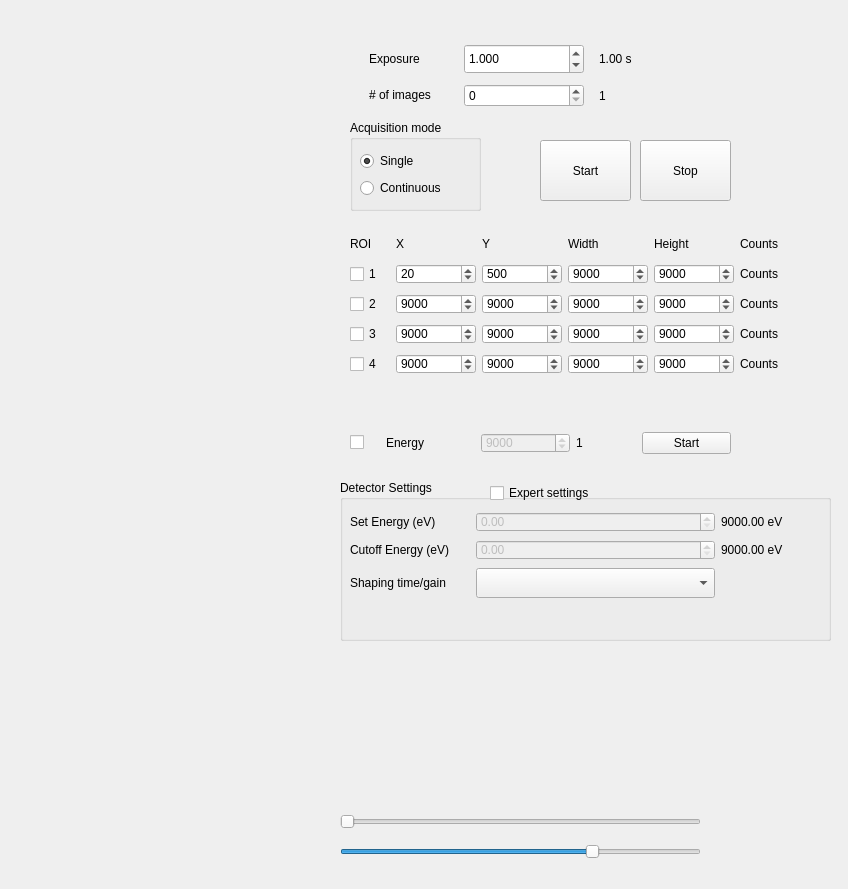
This is isstools/ui/ui_pilatus.ui in NSLS-II-ISS/isstools as Qt 5 draws it before an edit. The edited form follows.
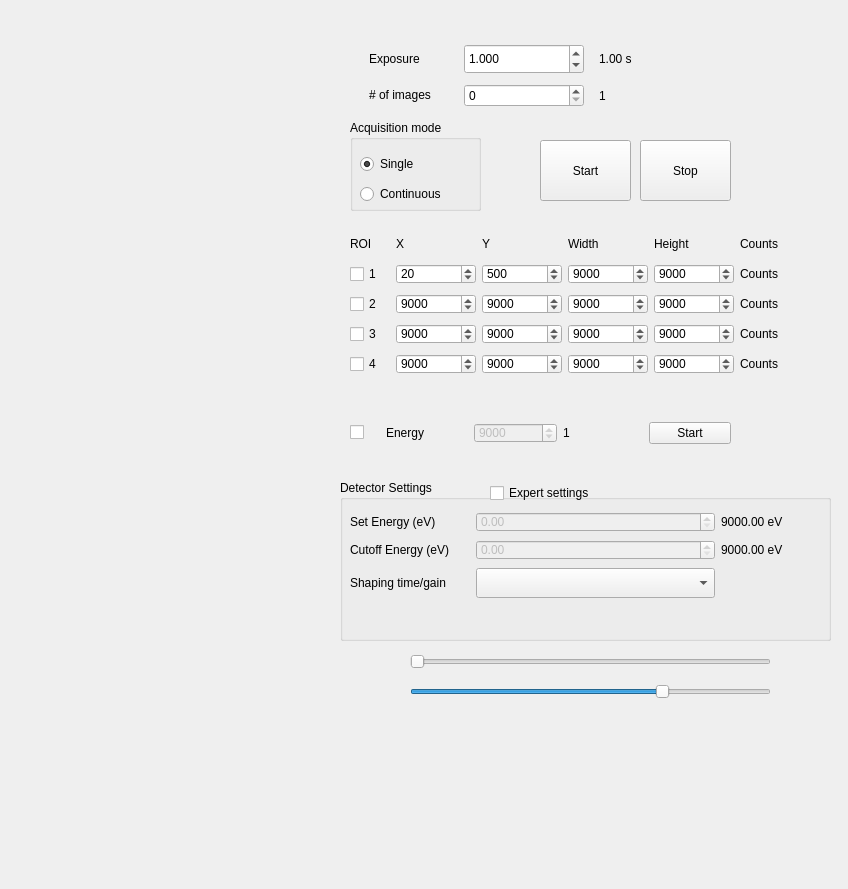
This is the edited form.

Commit message: updated pilatus widget

```diff
--- a/isstools/ui/ui_pilatus.ui
+++ b/isstools/ui/ui_pilatus.ui
@@ -141,7 +141,7 @@
       <x>10</x>
       <y>30</y>
       <width>111</width>
-      <height>51</height>
+      <height>60</height>
      </rect>
     </property>
     <layout class="QVBoxLayout" name="verticalLayout">
@@ -195,7 +195,7 @@
    <property name="geometry">
     <rect>
      <x>350</x>
-     <y>410</y>
+     <y>400</y>
      <width>381</width>
      <height>66</height>
     </rect>
@@ -243,7 +243,7 @@
       </property>
       <property name="maximumSize">
        <size>
-        <width>60</width>
+        <width>80</width>
         <height>20</height>
        </size>
       </property>
@@ -703,8 +703,8 @@
   <widget class="QSlider" name="horizontalSlider">
    <property name="geometry">
     <rect>
-     <x>340</x>
-     <y>810</y>
+     <x>410</x>
+     <y>650</y>
      <width>361</width>
      <height>24</height>
     </rect>
@@ -716,8 +716,8 @@
   <widget class="QSlider" name="horizontalSlider_2">
    <property name="geometry">
     <rect>
-     <x>340</x>
-     <y>840</y>
+     <x>410</x>
+     <y>680</y>
      <width>361</width>
      <height>24</height>
     </rect>
```
Left out of the diff: 4 changed lines with no effect on the pictures. The commit also changes 1 other file.
